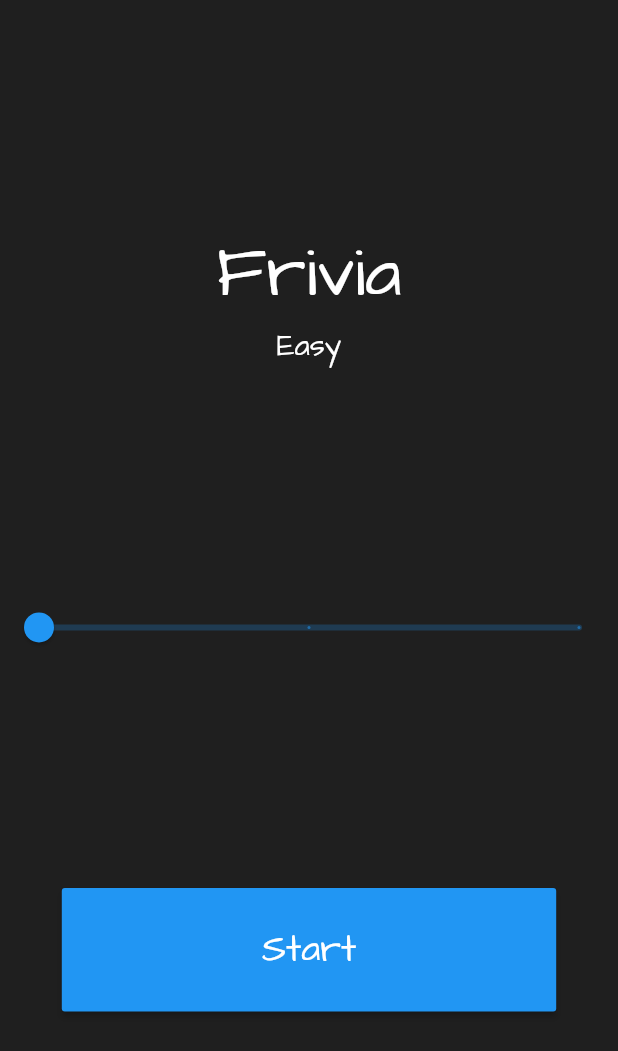
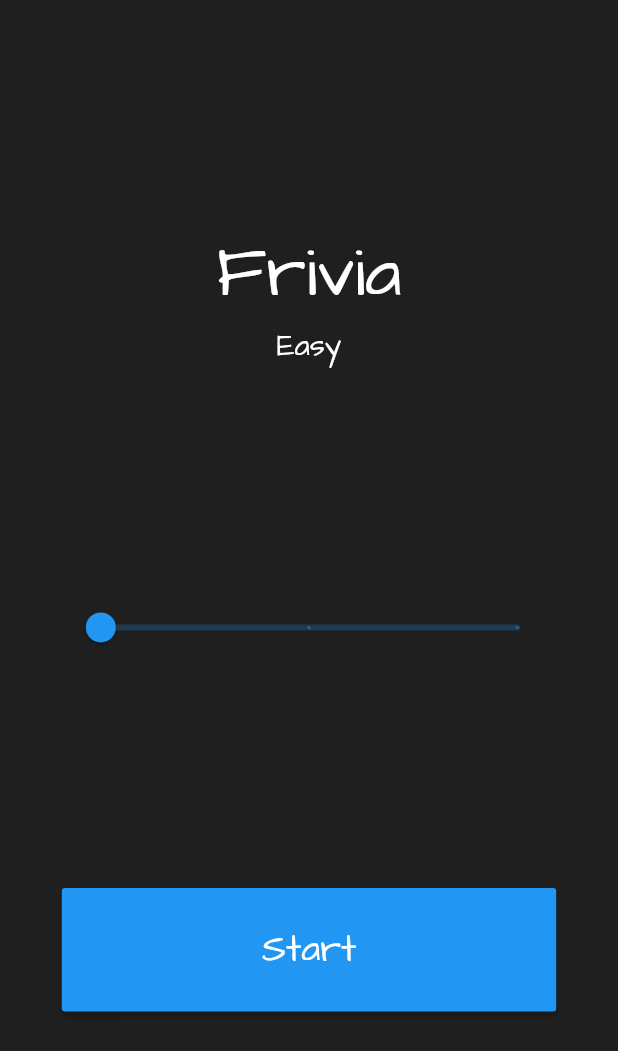
Before and after one commit to WenHao1223/learning-flutter, a Flutter app: the screen it shows after launch, on a phone screen of 412 x 824 dp. Shown: the top 1051 px of the screen. Run offline on Flutter 3.47's test engine with Material 3 defaults, Android fonts, the phone set to English and light mode, and no system bars; our stand-ins replace dio, get_it, hive_flutter; accounts and stored records are empty.

Commit message:
Add HomePage, Slider

```diff
--- a/friviaa/lib/pages/home_page.dart
+++ b/friviaa/lib/pages/home_page.dart
@@ -22,11 +22,16 @@ class _HomePageState extends State<HomePage> {
     return Scaffold(
       body: SafeArea(
         child: _homeUI(),
-    ));
+      ),
+    );
   }
 
   Widget _homeUI() {
-    return Column(
+    return Container(
+      padding: EdgeInsets.symmetric(
+        horizontal: _deviceWidth! * 0.1,
+      ),
+      child: Column(
         mainAxisAlignment: MainAxisAlignment.spaceEvenly,
         mainAxisSize: MainAxisSize.max,
         crossAxisAlignment: CrossAxisAlignment.center,
@@ -35,6 +40,7 @@ class _HomePageState extends State<HomePage> {
           _sliderLevel(),
           _startButton(),
         ],
+      ),
     );
   }
 
```
Lines whose indentation alone changed are shown as unchanged.
